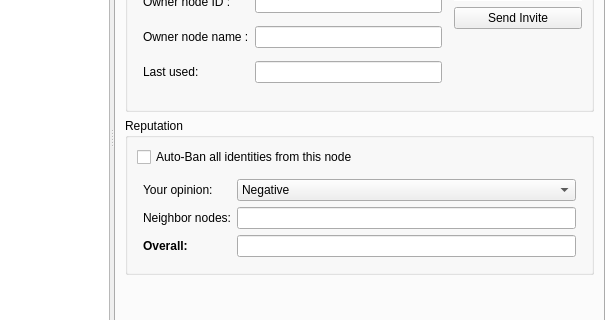
Old version of the form retroshare-gui/src/gui/Identity/IdDialog.ui in the repository RetroShare/RetroShare; both pictures show x 195 to 800 and y 318 to 638 of the 800 by 872 pixel window.
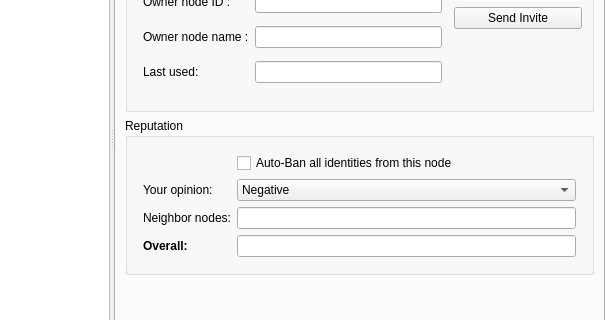
New version of the form. Icons and pictures are not drawn. Custom widgets are drawn as their Qt base class.

Commit message: moved auto-ban checkbox to a better position

```diff
--- a/retroshare-gui/src/gui/Identity/IdDialog.ui
+++ b/retroshare-gui/src/gui/Identity/IdDialog.ui
@@ -534,13 +534,6 @@
            <string>Reputation</string>
           </property>
           <layout class="QVBoxLayout" name="reputationGroupBoxVLayout">
-           <item>
-            <widget class="QCheckBox" name="autoBanIdentities_CB">
-             <property name="text">
-              <string>Auto-Ban all identities from this node</string>
-             </property>
-            </widget>
-           </item>
            <item>
             <layout class="QGridLayout" name="reputationGLayout">
              <property name="leftMargin">
@@ -638,6 +631,13 @@
                </property>
               </widget>
              </item>
+             <item row="0" column="1">
+              <widget class="QCheckBox" name="autoBanIdentities_CB">
+               <property name="text">
+                <string>Auto-Ban all identities from this node</string>
+               </property>
+              </widget>
+             </item>
             </layout>
            </item>
           </layout>
```
Left out of the diff: 2 changed lines with no effect on the pictures.
